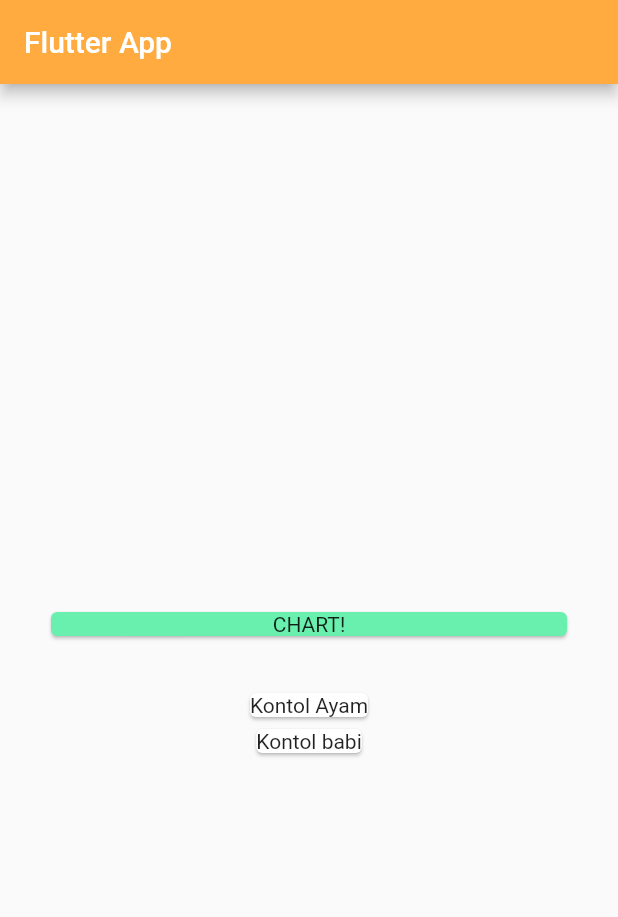
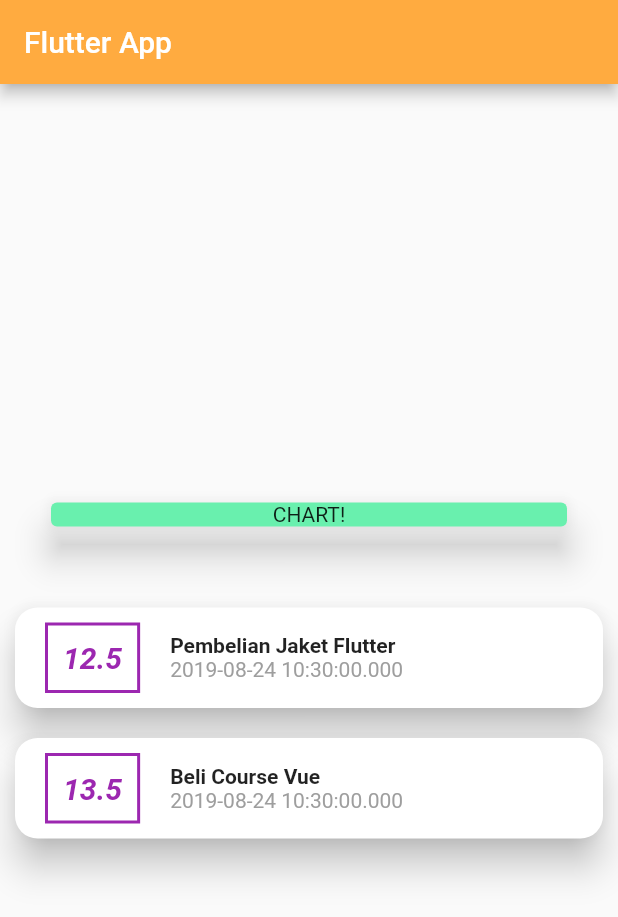
Before and after one commit to Aditprayogo/TransactionList_app, a Flutter app: the screen it shows after launch, on a phone screen of 412 x 824 dp. Shown: the top 917 px of the screen. Run offline on Flutter 3.47's test engine with Material 2 defaults, Android fonts, the phone set to English and light mode, and no system bars.

Commit message:
Making Card More Beautyful

```diff
--- a/lib/main.dart
+++ b/lib/main.dart
@@ -20,16 +20,16 @@ class MyHomePage extends StatelessWidget {
   final List<Transaction> transaction = [
     Transaction(
       id: 'a1',
-      title: 'Kontol Ayam',
-      amount: 99.99,
+      title: 'Pembelian Jaket Flutter',
+      amount: 12.5,
       date: DateTime.now(),
     ),
     Transaction(
       id: 'a2',
-      title: 'Kontol babi',
-      amount: 99.99,
+      title: 'Beli Course Vue',
+      amount: 13.5,
       date: DateTime.now(),
-    )
+    ),
   ];
 
   @override
@@ -48,6 +48,7 @@ class MyHomePage extends StatelessWidget {
             padding: EdgeInsets.all(30),
             child: Card(
               color: Colors.greenAccent,
+              elevation: 10,
               child: Text(
                 'CHART!',
                 textAlign: TextAlign.center,
@@ -55,14 +56,69 @@ class MyHomePage extends StatelessWidget {
             ),
           ),
           // map transform to list of objct to list of widgets
-          Column(
+          Container(
+            margin: EdgeInsets.all(10),
+            child: Column(
+              mainAxisAlignment: MainAxisAlignment.center,
+              crossAxisAlignment: CrossAxisAlignment.center,
+              // map transform to list of objct to list of widgets
               children: transaction.map(
                 (tx) {
                   return Card(
-                  child: Text(tx.title),
+                    margin: EdgeInsets.symmetric(
+                      vertical: 10,
+                    ),
+                    shape: RoundedRectangleBorder(
+                      borderRadius: BorderRadius.circular(15),
+                    ),
+                    elevation: 10,
+                    child: Row(
+                      children: <Widget>[
+                        Container(
+                          padding: EdgeInsets.all(10),
+                          margin: EdgeInsets.symmetric(
+                            vertical: 10,
+                            horizontal: 20,
+                          ),
+                          decoration: BoxDecoration(
+                            border: Border.all(
+                              color: Colors.purple,
+                              width: 2,
+                            ),
+                          ),
+                          child: Text(
+                            tx.amount.toString(),
+                            style: TextStyle(
+                              fontStyle: FontStyle.italic,
+                              color: Colors.purple,
+                              fontWeight: FontWeight.bold,
+                              fontSize: 20,
+                            ),
+                          ),
+                        ),
+                        Container(
+                          child: Column(
+                            crossAxisAlignment: CrossAxisAlignment.start,
+                            children: <Widget>[
+                              Text(
+                                tx.title,
+                                style: TextStyle(
+                                  fontWeight: FontWeight.bold,
+                                ),
+                              ),
+                              Text(
+                                tx.date.toString(),
+                                style: TextStyle(color: Colors.grey),
+                              ),
+                            ],
+                          ),
+                        ),
+                      ],
+                    ),
                   );
                 },
               ).toList(),
+            ),
           ),
         ],
       ),
```
Lines whose indentation alone changed are shown as unchanged.
